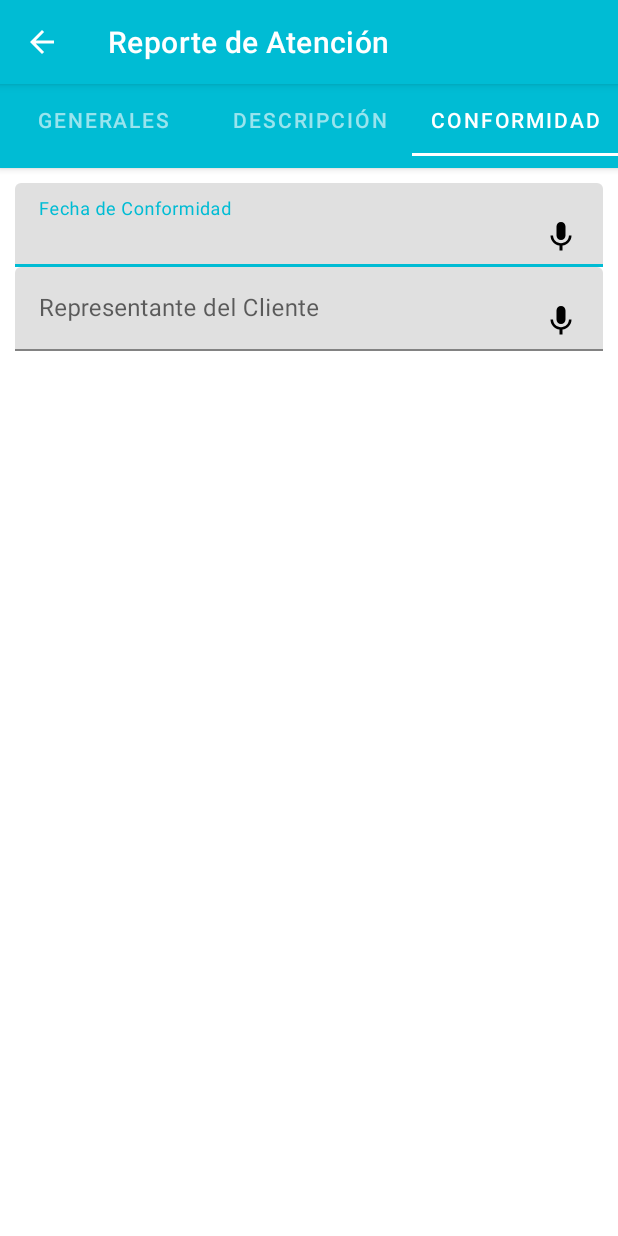
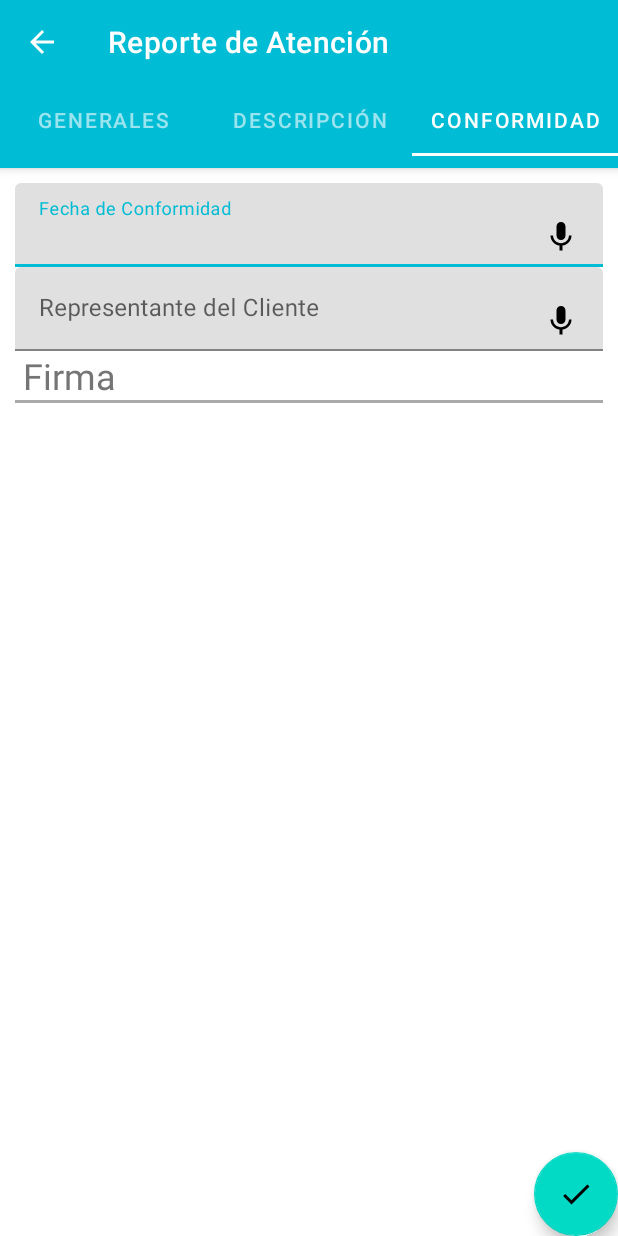
Before and after one commit to irvinjoao19/Sapia, an Android app: the GeneralFragment screen opened directly, with no data from a screen before it, tab 3 chosen, on a phone screen of 412 x 824 dp. Run offline under Robolectric (Android 15) with nearby library versions, the phone set to English and light mode, and no system bars; our stand-ins replace ButterKnife, RxJava.

Commit message:
irvin changes

```diff
--- a/app/build.gradle
+++ b/app/build.gradle
@@ -46,7 +46,7 @@ dependencies {
 
     implementation 'com.squareup.picasso:picasso:2.71828'
     implementation 'androidx.exifinterface:exifinterface:1.0.0'
-
+    implementation 'androidx.room:room-rxjava2:2.1.0-alpha04'
     implementation "android.arch.persistence.room:runtime:1.1.1"
     annotationProcessor "android.arch.persistence.room:compiler:1.1.1"
     androidTestImplementation "android.arch.persistence.room:testing:1.1.1"
--- a/app/src/main/java/com/dsige/sapia/context/dao/MigrationDao.java
+++ b/app/src/main/java/com/dsige/sapia/context/dao/MigrationDao.java
@@ -11,6 +11,7 @@ import androidx.room.Delete;
 import androidx.room.Insert;
 import androidx.room.OnConflictStrategy;
 import androidx.room.Query;
+import io.reactivex.Flowable;
 
 @Dao
 public interface MigrationDao {
@@ -25,4 +26,7 @@ public interface MigrationDao {
     @Query("SELECT personalId,cargoId,nombrePersonal,nombreCargo,estado FROM Migracion,Personal where Personal.cargoId = :cargoId")
     LiveData<List<Personal>> getPersonalsTask(int cargoId);
 
+    @Query("SELECT * FROM Migracion")
+    Flowable<Migracion> getMigracionTask();
+
 }
--- a/app/src/main/java/com/dsige/sapia/context/dao/UserDao.java
+++ b/app/src/main/java/com/dsige/sapia/context/dao/UserDao.java
@@ -7,12 +7,14 @@ import androidx.lifecycle.LiveData;
 import androidx.room.Dao;
 import androidx.room.Delete;
 import androidx.room.Insert;
+import androidx.room.OnConflictStrategy;
 import androidx.room.Query;
 import androidx.room.Update;
+
 @Dao
 public interface UserDao {
 
-    @Insert
+    @Insert(onConflict = OnConflictStrategy.REPLACE)
     void insertUserTask(Usuario user);
 
 //    @Query("SELECT * FROM Usuario ORDER BY created_at desc")
@@ -29,5 +31,5 @@ public interface UserDao {
     void updateUserTask(Usuario user);
 
     @Delete
-    void deleteUserTask(Usuario note);
+    void deleteUserTask(Usuario user);
 }
--- a/app/src/main/java/com/dsige/sapia/helper/Util.java
+++ b/app/src/main/java/com/dsige/sapia/helper/Util.java
@@ -107,11 +107,10 @@ public class Util {
         return FechaActual;
     }
 
-    public static String getFechaActualForPhoto(int pais, int proyecto, int delegacion, int grupo, int usuarioId) {
+    public static String getFechaActualForPhoto() {
         Date date = new Date();
         @SuppressLint("SimpleDateFormat") SimpleDateFormat format = new SimpleDateFormat("ddMMyyyy_HHmmssSSS");
-        FechaActual = format.format(date);
-        return pais + "_" + grupo + "_" + delegacion + "_" + proyecto + "_" + usuarioId + "_" + FechaActual + ".jpg";
+        return  format.format(date) + ".jpg";
     }
 
     public static void toggleTextInputLayoutError(@NonNull TextInputLayout textInputLayout,
--- /dev/null
+++ b/app/src/main/res/drawable/ic_check.xml
@@ -0,0 +1,9 @@
+<vector xmlns:android="http://schemas.android.com/apk/res/android"
+        android:width="24dp"
+        android:height="24dp"
+        android:viewportWidth="24.0"
+        android:viewportHeight="24.0">
+    <path
+        android:fillColor="#FF000000"
+        android:pathData="M9,16.17L4.83,12l-1.42,1.41L9,19 21,7l-1.41,-1.41z"/>
+</vector>
--- a/app/src/main/res/layout/activity_reporte_atention.xml
+++ b/app/src/main/res/layout/activity_reporte_atention.xml
@@ -16,7 +16,7 @@
         android:layout_width="match_parent"
         android:layout_height="wrap_content"
         android:background="?attr/colorPrimary"
-        android:elevation="3dp"
+        android:elevation="4dp"
         android:minHeight="?attr/actionBarSize"
         android:theme="@style/TabLayout_Theme"
         tools:ignore="UnusedAttribute" />
--- a/app/src/main/res/layout/fragment_conformite.xml
+++ b/app/src/main/res/layout/fragment_conformite.xml
@@ -6,11 +6,6 @@
     android:layout_margin="20dp"
     android:orientation="vertical"
     tools:context=".ui.fragments.ConformiteFragment">
-
-    <ScrollView
-        android:layout_width="match_parent"
-        android:layout_height="match_parent"
-        tools:ignore="UselessParent">
 
     <LinearLayout
         android:layout_width="match_parent"
@@ -44,6 +39,31 @@
                 android:drawableEnd="@drawable/ic_micro"
                 android:inputType="text" />
         </com.google.android.material.textfield.TextInputLayout>
+
+        <TextView
+            android:layout_width="match_parent"
+            android:layout_height="match_parent"
+            android:text="@string/firma"
+            android:paddingStart="5sp"
+            android:paddingEnd="0sp"
+            android:textColor="@color/secondary_text"
+            android:textSize="24sp" />
+
+        <View
+            android:layout_width="match_parent"
+            android:layout_height="2dp"
+            android:background="@android:color/darker_gray" />
+
+        <com.dsige.sapia.helper.PaintView
+            android:id="@+id/paintView"
+            android:layout_width="match_parent"
+            android:layout_height="match_parent"
+            tools:ignore="NestedWeights" />
     </LinearLayout>
-    </ScrollView>
+
+    <com.google.android.material.floatingactionbutton.FloatingActionButton
+        android:layout_width="match_parent"
+        android:layout_height="wrap_content"
+        android:layout_gravity="end|bottom"
+        android:src="@drawable/ic_check" />
 </FrameLayout>
```
Also changed, not shown: app/src/main/java/com/dsige/sapia/context/repository/RoomRepository.java (+13 -0 lines), app/src/main/java/com/dsige/sapia/helper/FingerPath.java (added, +21 -0 lines), app/src/main/java/com/dsige/sapia/helper/PaintView.java (added, +195 -0 lines), app/src/main/java/com/dsige/sapia/ui/activities/MainActivity.java (+70 -9 lines), app/src/main/java/com/dsige/sapia/ui/fragments/ConformiteFragment.java (+18 -1 lines), app/src/main/res/layout/activity_login.xml (+38 -12 lines), app/src/main/res/layout/fragment_general.xml (+8 -0 lines), app/src/main/res/menu/menu.xml (added, +12 -0 lines), app/src/main/res/values/strings.xml (+6 -1 lines). Lines whose indentation alone changed are shown as unchanged.
